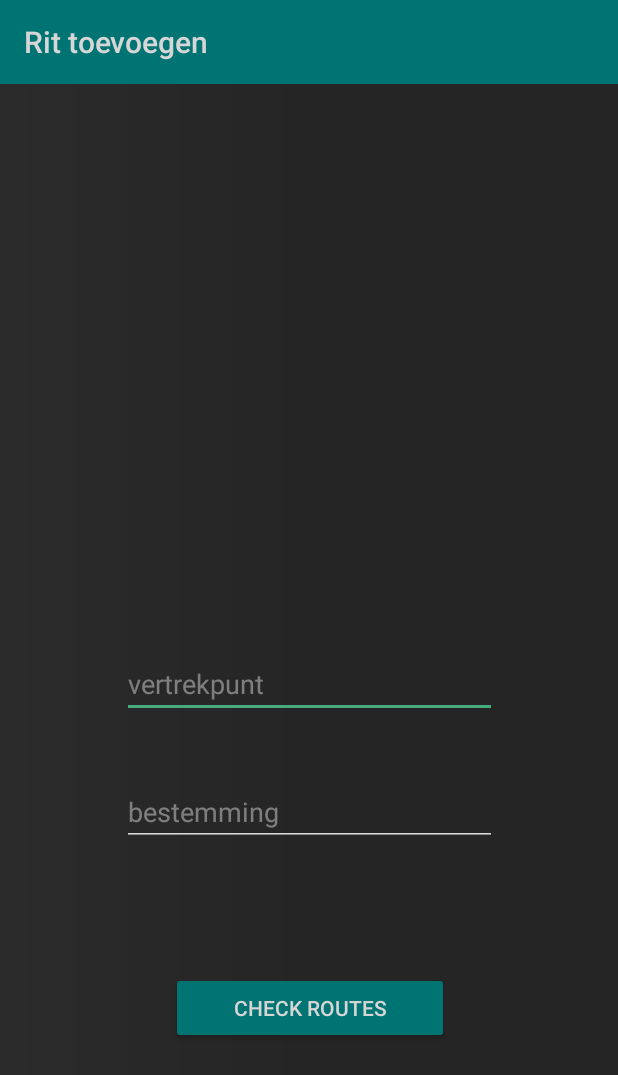
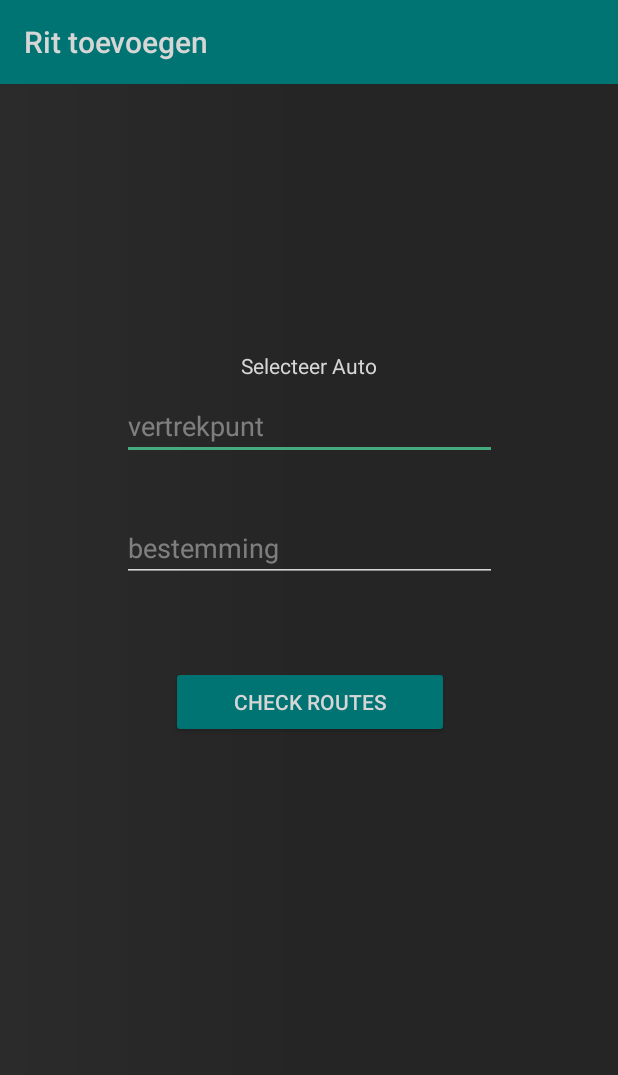
Before and after one commit to TiboRigole/MobileAppsProject, an Android app: the AddDriveActivity screen opened directly, with no data from a screen before it, on a phone screen of 412 x 824 dp. Shown: the top 1075 px of the screen. Run offline under Robolectric (Android 15) with nearby library versions, the phone set to English and light mode, and no system bars; our stand-ins replace Firebase (no records; nobody signed in at launch, a user with empty details on screens opened directly); 4 statements that could not run were skipped.

Commit message:
resolved issues on add drive and add car

```diff
--- a/app/src/main/java/com/example/tibo/myrides/UserActivities/AddCarActivity.java
+++ b/app/src/main/java/com/example/tibo/myrides/UserActivities/AddCarActivity.java
@@ -54,11 +54,6 @@ public class AddCarActivity extends AppCompatActivity {
 
         // firebase database
         db = FirebaseFirestore.getInstance();
-        FirebaseFirestoreSettings settings = new FirebaseFirestoreSettings.Builder()
-                .setTimestampsInSnapshotsEnabled(true)
-                .build();
-        db.setFirestoreSettings(settings);
-
 
         //firebase authentication init
         mAuth = FirebaseAuth.getInstance();
--- a/app/src/main/java/com/example/tibo/myrides/UserActivities/AddDriveActivity.java
+++ b/app/src/main/java/com/example/tibo/myrides/UserActivities/AddDriveActivity.java
@@ -6,9 +6,12 @@ import android.support.annotation.NonNull;
 import android.support.v7.app.AppCompatActivity;
 import android.os.Bundle;
 import android.support.v7.widget.Toolbar;
+import android.view.View;
 import android.widget.AutoCompleteTextView;
 import android.widget.Button;
 import android.widget.CheckBox;
+import android.widget.LinearLayout;
+import android.widget.TextView;
 import android.widget.Toast;
 
 import com.example.tibo.myrides.R;
@@ -18,14 +21,34 @@ import com.google.android.gms.location.places.Places;
 import com.google.android.gms.maps.model.LatLng;
 import com.google.android.gms.maps.model.LatLngBounds;
 
-import org.json.JSONObject;
 import com.example.tibo.myrides.PlaceAutocompleteAdapter;
+import com.google.android.gms.tasks.OnFailureListener;
+import com.google.android.gms.tasks.OnSuccessListener;
+import com.google.android.gms.tasks.Task;
+import com.google.firebase.auth.FirebaseAuth;
+import com.google.firebase.auth.FirebaseUser;
+import com.google.firebase.firestore.DocumentSnapshot;
+import com.google.firebase.firestore.FirebaseFirestore;
+import com.google.firebase.firestore.QuerySnapshot;
 
 public class AddDriveActivity extends AppCompatActivity implements GoogleApiClient.OnConnectionFailedListener {
 
     private static final LatLngBounds LAT_LNG_BOUNDS = new LatLngBounds(
             new LatLng(-40, -168), new LatLng(71, 136));
 
+
+    //firebase authentication handler
+    private FirebaseAuth mAuth;
+    private FirebaseUser currentUser;
+
+
+
+    //firebase database handler
+    FirebaseFirestore db;
+
+    LinearLayout autosLijst;
+
+    TextView selectedCar;
 
     AutoCompleteTextView source;
     AutoCompleteTextView destination;
@@ -41,9 +64,18 @@ public class AddDriveActivity extends AppCompatActivity implements GoogleApiClie
         super.onCreate(savedInstanceState);
         setContentView(R.layout.activity_add_drive);
 
+        //firebase authentication init
+        mAuth = FirebaseAuth.getInstance();
+        currentUser = mAuth.getCurrentUser();
+        //firebase database init
+        db = FirebaseFirestore.getInstance();
+
+
         source = (AutoCompleteTextView) findViewById(R.id.source);
         destination = (AutoCompleteTextView) findViewById(R.id.destination);
 
+        autosLijst =findViewById(R.id.autosList);
+        selectedCar=findViewById(R.id.selectedCar);
 
         mGoogleApiClient = new GoogleApiClient
                 .Builder(this)
@@ -77,6 +109,68 @@ public class AddDriveActivity extends AppCompatActivity implements GoogleApiClie
             }
         });
 
+        // vul lijst met auto's aan
+        // vul lijst met mijn auto's en gedeelde auto's
+        Task<QuerySnapshot> query= db.collection("autos").whereEqualTo("eigenaar", currentUser.getEmail()).get();
+
+        query.addOnSuccessListener(new OnSuccessListener<QuerySnapshot>() {
+            @Override
+            public void onSuccess(QuerySnapshot queryDocumentSnapshots) {
+                findViewById(R.id.loader_cars).setVisibility(View.GONE);
+                for (DocumentSnapshot documentSnapshot : queryDocumentSnapshots.getDocuments()) {
+                    TextView kentekenTextView= new TextView(getApplicationContext());
+                    kentekenTextView.setTextColor(getColor(R.color.colorText));
+                    kentekenTextView.setText(documentSnapshot.get("kenteken").toString());
+                    kentekenTextView.setTextSize(20);
+                    autosLijst.addView(kentekenTextView);
+
+                    kentekenTextView.setClickable(true);
+                    kentekenTextView.setOnClickListener(new View.OnClickListener() {
+                        @Override
+                        public void onClick(View v) {
+                            selectedCar.setText(documentSnapshot.get("kenteken").toString());
+                        }
+                    });
+                }
+            }
+        });
+        query.addOnFailureListener(new OnFailureListener() {
+            @Override
+            public void onFailure(@NonNull Exception e) {
+                e.printStackTrace();
+            }
+        });
+
+
+
+        Task<QuerySnapshot> querySharedCars= db.collection("autos").whereArrayContains("sharedWithUsers", currentUser.getEmail()).get();
+        querySharedCars.addOnSuccessListener(new OnSuccessListener<QuerySnapshot>() {
+            @Override
+            public void onSuccess(QuerySnapshot queryDocumentSnapshots) {
+                for (DocumentSnapshot documentSnapshot : queryDocumentSnapshots.getDocuments()) {
+                    TextView kentekenTextView= new TextView(getApplicationContext());
+                    kentekenTextView.setTextColor(getColor(R.color.colorText));
+                    kentekenTextView.setTextSize(20);
+                    kentekenTextView.setText(documentSnapshot.get("kenteken").toString());
+
+                    TextView sharedByView= new TextView(getApplicationContext());
+                    sharedByView.setTextColor(getColor(R.color.colorText));
+                    sharedByView.setTextSize(12);
+                    sharedByView.setText("(shared by " + documentSnapshot.get("eigenaar").toString()+")");
+
+                    autosLijst.addView(kentekenTextView);
+                    autosLijst.addView(sharedByView);
+
+                    kentekenTextView.setOnClickListener(new View.OnClickListener() {
+                        @Override
+                        public void onClick(View v) {
+                            selectedCar.setText(documentSnapshot.get("kenteken").toString());
+                        }
+                    });
+                }
+            }
+        });
+
 
     }
 
--- a/app/src/main/res/layout/activity_add_drive.xml
+++ b/app/src/main/res/layout/activity_add_drive.xml
@@ -19,48 +19,85 @@
         android:layout_width="250dp"
         android:layout_height="wrap_content"
         android:layout_marginStart="8dp"
-        android:layout_marginLeft="8dp"
+        android:layout_marginTop="8dp"
         android:layout_marginEnd="8dp"
-        android:layout_marginRight="8dp"
-        android:layout_marginBottom="40dp"
         android:hint="vertrekpunt"
         android:textColor="@color/colorText"
         android:theme="@style/MyEditTextTheme"
-        app:layout_constraintBottom_toTopOf="@+id/destination"
         app:layout_constraintEnd_toEndOf="parent"
-        app:layout_constraintStart_toStartOf="parent" />
+        app:layout_constraintStart_toStartOf="parent"
+        app:layout_constraintTop_toBottomOf="@+id/selectedCar" />
 
     <AutoCompleteTextView
         android:id="@+id/destination"
         android:layout_width="250dp"
         android:layout_height="wrap_content"
         android:layout_marginStart="8dp"
-        android:layout_marginLeft="8dp"
+        android:layout_marginTop="36dp"
         android:layout_marginEnd="8dp"
-        android:layout_marginRight="8dp"
-        android:layout_marginBottom="84dp"
         android:hint="bestemming"
         android:textColor="@color/colorText"
         android:theme="@style/MyEditTextTheme"
-        app:layout_constraintBottom_toTopOf="@+id/routes"
         app:layout_constraintEnd_toEndOf="parent"
-        app:layout_constraintStart_toStartOf="parent" />
+        app:layout_constraintStart_toStartOf="parent"
+        app:layout_constraintTop_toBottomOf="@+id/source" />
 
     <Button
         android:id="@+id/routes"
         android:layout_width="185dp"
         android:layout_height="wrap_content"
         android:layout_marginStart="8dp"
-        android:layout_marginLeft="8dp"
+        android:layout_marginTop="56dp"
         android:layout_marginEnd="8dp"
-        android:layout_marginRight="8dp"
-        android:layout_marginBottom="128dp"
         android:text="Check Routes"
         android:theme="@style/buttonStyle"
-        app:layout_constraintBottom_toBottomOf="parent"
         app:layout_constraintEnd_toEndOf="parent"
         app:layout_constraintHorizontal_bias="0.502"
-        app:layout_constraintStart_toStartOf="parent" />
+        app:layout_constraintStart_toStartOf="parent"
+        app:layout_constraintTop_toBottomOf="@+id/destination" />
+
+    <ScrollView
+        android:id="@+id/scrollView3"
+        android:layout_width="229dp"
+        android:layout_height="122dp"
+        android:layout_marginStart="8dp"
+        android:layout_marginTop="32dp"
+        android:layout_marginEnd="8dp"
+        android:clickable="true"
+        app:layout_constraintEnd_toEndOf="parent"
+        app:layout_constraintStart_toStartOf="parent"
+        app:layout_constraintTop_toBottomOf="@+id/toolbar_AddDriveActivity">
+
+        <LinearLayout
+            android:id="@+id/autosList"
+            android:layout_width="match_parent"
+            android:layout_height="wrap_content"
+            android:clickable="true"
+            android:gravity="center_horizontal"
+            android:orientation="vertical"
+            android:paddingTop="5dp"
+            android:paddingBottom="5dp">
+
+            <ProgressBar
+                android:id="@+id/loader_cars"
+                android:layout_width="wrap_content"
+                android:layout_height="wrap_content"
+                android:indeterminate="true" />
+        </LinearLayout>
+    </ScrollView>
+
+    <TextView
+        android:id="@+id/selectedCar"
+        android:layout_width="wrap_content"
+        android:layout_height="wrap_content"
+        android:layout_marginStart="8dp"
+        android:layout_marginTop="24dp"
+        android:layout_marginEnd="8dp"
+        android:textColor="@color/colorText"
+        android:text="Selecteer Auto"
+        app:layout_constraintEnd_toEndOf="parent"
+        app:layout_constraintStart_toStartOf="parent"
+        app:layout_constraintTop_toBottomOf="@+id/scrollView3" />
 
 
 </android.support.constraint.ConstraintLayout>
```
